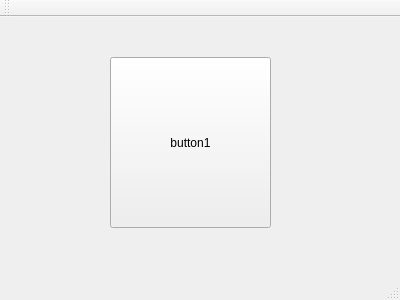
First picture: the form in menu/mainwindow.ui, repository SpellerGit/ZPR_project_2017, before the edit.
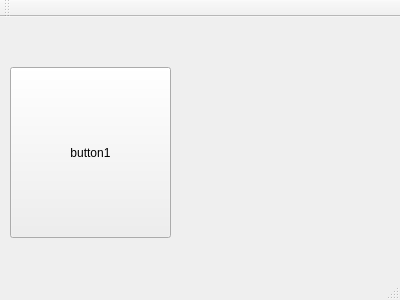
Second picture: the form after the edit.

```diff
--- a/menu/mainwindow.ui
+++ b/menu/mainwindow.ui
@@ -17,8 +17,8 @@
    <widget class="QPushButton" name="button1">
     <property name="geometry">
      <rect>
-      <x>110</x>
-      <y>40</y>
+      <x>10</x>
+      <y>50</y>
       <width>161</width>
       <height>171</height>
      </rect>
```
Left out of the diff: 2 changed lines with no effect on the pictures.
